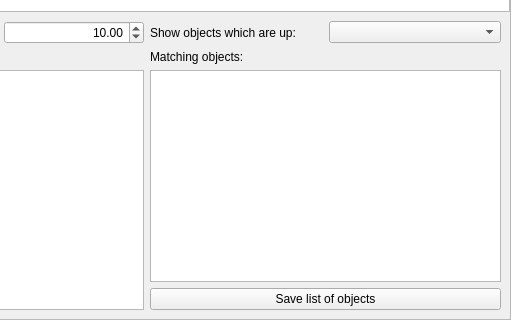
519984307/stellarium_src, file src/gui/astroCalcDialog.ui: the form before one commit; both pictures show x 217 to 728 and y 86 to 406 of the 728 by 406 pixel window.
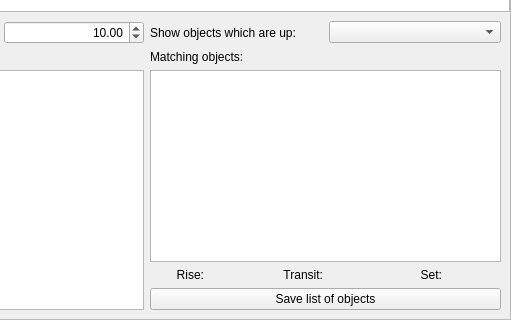
The form after the commit. The open tabs and pages were chosen to show the change. Icons and pictures are not drawn. Custom widgets are drawn as their Qt base class.

Commit message: Rise, transit and set times (#169)

The edit to the form file:
```diff
--- a/src/gui/astroCalcDialog.ui
+++ b/src/gui/astroCalcDialog.ui
@@ -1115,6 +1115,61 @@
             <item>
              <widget class="QListWidget" name="wutMatchingObjectsListWidget"/>
             </item>
+            <item>
+             <layout class="QGridLayout" name="gridLayoutRTSData">
+              <item row="0" column="1">
+               <widget class="QLabel" name="labelRiseValue">
+                <property name="text">
+                 <string/>
+                </property>
+               </widget>
+              </item>
+              <item row="0" column="4">
+               <widget class="QLabel" name="label">
+                <property name="text">
+                 <string comment="celestial event">Set:</string>
+                </property>
+                <property name="alignment">
+                 <set>Qt::AlignRight|Qt::AlignTrailing|Qt::AlignVCenter</set>
+                </property>
+               </widget>
+              </item>
+              <item row="0" column="0">
+               <widget class="QLabel" name="labelRise">
+                <property name="text">
+                 <string comment="celestial event">Rise:</string>
+                </property>
+                <property name="alignment">
+                 <set>Qt::AlignRight|Qt::AlignTrailing|Qt::AlignVCenter</set>
+                </property>
+               </widget>
+              </item>
+              <item row="0" column="2">
+               <widget class="QLabel" name="labelTransit">
+                <property name="text">
+                 <string comment="celestial event">Transit:</string>
+                </property>
+                <property name="alignment">
+                 <set>Qt::AlignRight|Qt::AlignTrailing|Qt::AlignVCenter</set>
+                </property>
+               </widget>
+              </item>
+              <item row="0" column="3">
+               <widget class="QLabel" name="labelTransitValue">
+                <property name="text">
+                 <string/>
+                </property>
+               </widget>
+              </item>
+              <item row="0" column="5">
+               <widget class="QLabel" name="labelSetValue">
+                <property name="text">
+                 <string/>
+                </property>
+               </widget>
+              </item>
+             </layout>
+            </item>
             <item>
              <widget class="QPushButton" name="saveObjectsButton">
               <property name="text">
```
The commit also changes 13 other files.
